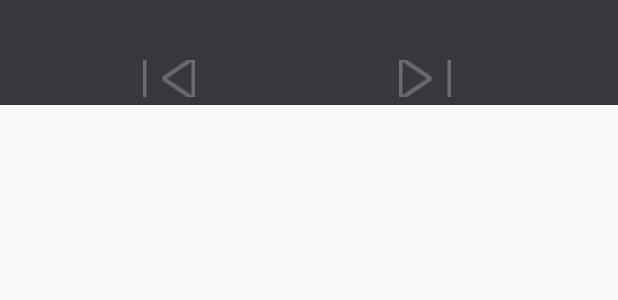
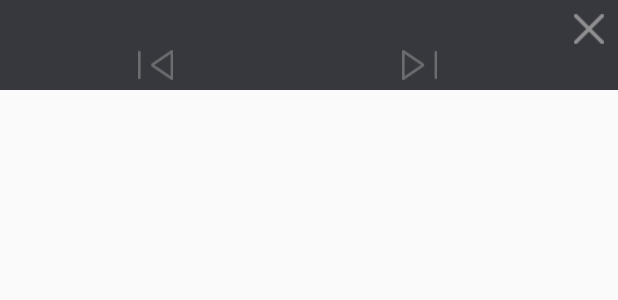
Before and after one commit to entertoo/MusicPlayer, an Android app: the layout customnotice.xml on its own in the app's theme, with its tools: preview values and no code run, on a phone screen of 412 x 824 dp. Shown: the top 300 px of the screen. Run offline under Robolectric (Android 15) with nearby library versions, the phone set to English and light mode, and no system bars.

Commit message:
优化通知栏UI,设置点击事件有效，另外修复按返回键后再进入时播放按钮和状态不一致的问题。

```diff
--- a/app/src/main/AndroidManifest.xml
+++ b/app/src/main/AndroidManifest.xml
@@ -14,6 +14,7 @@
         android:theme="@style/TranslucentTheme">
         <activity
             android:name=".MainActivity"
+            android:launchMode="singleTask"
             android:screenOrientation="portrait">
             <intent-filter>
                 <action
--- a/app/src/main/java/com/example/musicplayer/utils/Constants.java
+++ b/app/src/main/java/com/example/musicplayer/utils/Constants.java
@@ -24,4 +24,5 @@ public class Constants {
     public static final String ACTION_COMPLETION = "com.example.musicplayer.completion";
     public static final int MSG_ONPREPARED = 001;
     public static final int MSG_PREPARED = 002;
+    public static final int MSG_PLAY = 003;
 }
--- a/app/src/main/res/drawable/global_close.xml
+++ b/app/src/main/res/drawable/global_close.xml
@@ -1,9 +1,9 @@
 <?xml version="1.0" encoding="utf-8"?>
 <selector xmlns:android="http://schemas.android.com/apk/res/android" >
 
-     <item android:state_pressed="true" android:drawable="@drawable/global_btn_close_select"/>
+     <item android:state_pressed="true" android:drawable="@drawable/global_btn_close"/>
 
-    <item android:drawable="@drawable/global_btn_close"/>
+    <item android:drawable="@drawable/global_btn_close_select"/>
 
 
 
--- a/app/src/main/res/layout/customnotice.xml
+++ b/app/src/main/res/layout/customnotice.xml
@@ -2,24 +2,24 @@
 <LinearLayout xmlns:android="http://schemas.android.com/apk/res/android"
               android:id="@+id/notice"
               android:layout_width="match_parent"
-              android:layout_height="70dp"
+              android:layout_height="60dp"
               android:background="#37383D"
               android:orientation="horizontal">
 
     <ImageView
         android:id="@+id/widget_album"
-        android:layout_width="70dp"
-        android:layout_height="70dp"
+        android:layout_width="60dp"
+        android:layout_height="60dp"
         android:contentDescription="这是专辑图片"/>
 
     <LinearLayout
         android:layout_width="match_parent"
-        android:layout_height="70dp"
+        android:layout_height="60dp"
         android:orientation="vertical">
 
         <LinearLayout
             android:layout_width="match_parent"
-            android:layout_height="40dp"
+            android:layout_height="30dp"
             android:orientation="horizontal"
             android:paddingLeft="9dp"
             android:paddingRight="9dp"
@@ -31,8 +31,9 @@
                 android:layout_height="wrap_content"
                 android:layout_weight="1"
                 android:ellipsize="end"
+                android:singleLine="true"
                 android:textColor="#ffffff"
-                android:textSize="16sp"/>
+                android:textSize="12sp"/>
 
             <TextView
                 android:id="@+id/widget_artist"
@@ -43,6 +44,12 @@
                 android:textColor="#A0A0A0"
                 android:textSize="10sp"/>
 
+            <ImageView
+                android:id="@+id/widget_close"
+                android:layout_width="20dp"
+                android:layout_height="20dp"
+                android:scaleType="centerInside"
+                android:src="@drawable/global_close"/>
         </LinearLayout>
 
         <LinearLayout
@@ -50,32 +57,34 @@
             android:layout_height="30dp"
             android:gravity="center"
             android:orientation="horizontal"
-            android:paddingBottom="5dp">
-
+            android:paddingBottom="3dp">
             <ImageView
                 android:id="@+id/widget_prev"
-                android:layout_width="30dp"
-                android:layout_height="30dp"
+                android:layout_width="20dp"
+                android:layout_height="20dp"
                 android:layout_weight="1"
+                android:scaleType="centerInside"
                 android:src="@drawable/widget_prev"/>
 
             <ImageView
                 android:id="@+id/widget_play"
-                android:layout_width="30dp"
-                android:layout_height="30dp"
-                android:layout_weight="1"/>
+                android:layout_width="20dp"
+                android:layout_height="20dp"
+                android:layout_weight="1"
+                android:scaleType="centerInside"/>
 
             <ImageView
                 android:id="@+id/widget_next"
-                android:layout_width="30dp"
-                android:layout_height="30dp"
+                android:layout_width="20dp"
+                android:layout_height="20dp"
                 android:layout_weight="1"
+                android:scaleType="centerInside"
                 android:src="@drawable/widget_next"/>
 
             <ImageView
                 android:id="@+id/widget_n"
-                android:layout_width="30dp"
-                android:layout_height="30dp"
+                android:layout_width="20dp"
+                android:layout_height="20dp"
                 android:layout_weight="1"/>
         </LinearLayout>
     </LinearLayout>
```
Also changed, not shown: app/src/main/java/com/example/musicplayer/MainActivity.java (+61 -18 lines), app/src/main/java/com/example/musicplayer/service/MusicService.java (+21 -3 lines), musicview/src/main/java/com/example/musicview/MusicPlayerView.java (+3 -7 lines), musicview/src/main/java/com/example/musicview/PlayPauseDrawable.java (+25 -6 lines).
